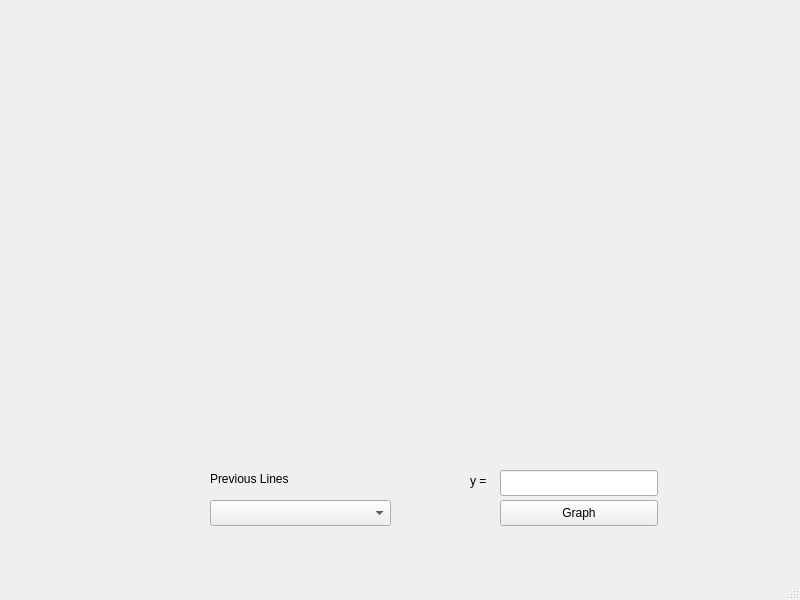
Above: Graphing_Calculator/mainwindow.ui from PhoenixWinter542/Graphing-Calculator before the change. Below: the same form after it.
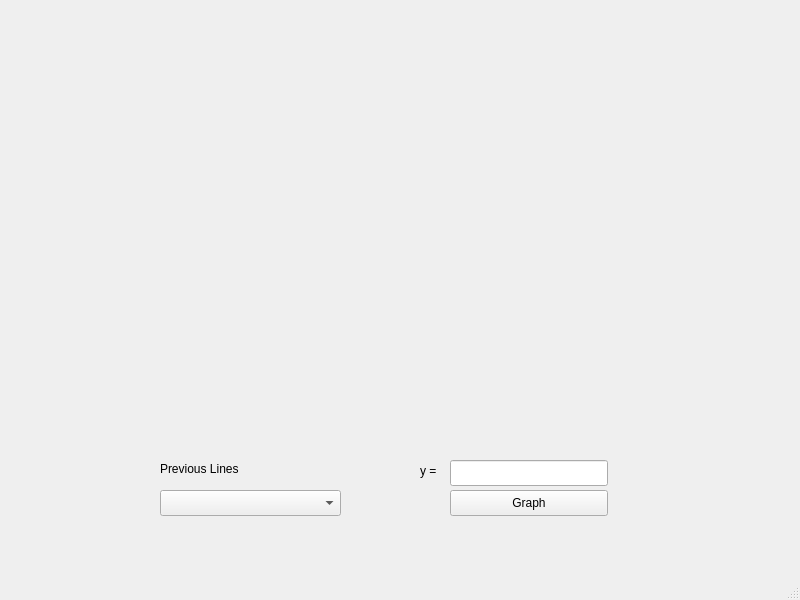
That is the form after the change. Custom widgets are drawn as their Qt base class.

Commit message: fixed position of graph area

The edit to the form file:
```diff
--- a/Graphing_Calculator/mainwindow.ui
+++ b/Graphing_Calculator/mainwindow.ui
@@ -17,8 +17,8 @@
    <widget class="QComboBox" name="EquationList">
     <property name="geometry">
      <rect>
-      <x>210</x>
-      <y>500</y>
+      <x>160</x>
+      <y>490</y>
       <width>181</width>
       <height>26</height>
      </rect>
@@ -27,8 +27,8 @@
    <widget class="QLineEdit" name="EnterEquation">
     <property name="geometry">
      <rect>
-      <x>500</x>
-      <y>470</y>
+      <x>450</x>
+      <y>460</y>
       <width>158</width>
       <height>26</height>
      </rect>
@@ -37,8 +37,8 @@
    <widget class="QPushButton" name="DrawButton">
     <property name="geometry">
      <rect>
-      <x>500</x>
-      <y>500</y>
+      <x>450</x>
+      <y>490</y>
       <width>158</width>
       <height>26</height>
      </rect>
@@ -50,8 +50,8 @@
    <widget class="QLabel" name="EnterEquationLabel">
     <property name="geometry">
      <rect>
-      <x>470</x>
-      <y>470</y>
+      <x>420</x>
+      <y>460</y>
       <width>21</width>
       <height>21</height>
      </rect>
@@ -63,8 +63,8 @@
    <widget class="QLabel" name="EquationListLabel">
     <property name="geometry">
      <rect>
-      <x>210</x>
-      <y>470</y>
+      <x>160</x>
+      <y>460</y>
       <width>121</width>
       <height>18</height>
      </rect>
@@ -76,10 +76,10 @@
    <widget class="GraphArea" name="widget" native="true">
     <property name="geometry">
      <rect>
-      <x>180</x>
-      <y>100</y>
-      <width>361</width>
-      <height>201</height>
+      <x>150</x>
+      <y>90</y>
+      <width>471</width>
+      <height>311</height>
      </rect>
     </property>
    </widget>
```
Left out of the diff: 2 changed lines with no effect on the pictures.
